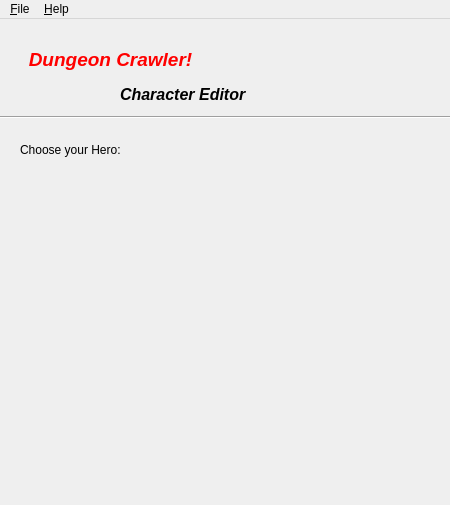
Before: the Qt Designer form Project/DnD_Game/charcreator.ui in ChrisMukherjee/COMP345-Project, drawn with Qt 5.
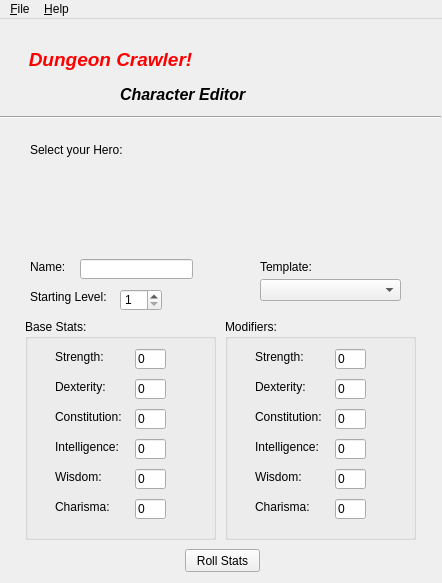
After: the same form once the commit is applied. Icons and pictures are not drawn. Custom widgets are drawn as their Qt base class.

What changed in the file:
```diff
--- a/Project/DnD_Game/charcreator.ui
+++ b/Project/DnD_Game/charcreator.ui
@@ -6,8 +6,8 @@
    <rect>
     <x>0</x>
     <y>0</y>
-    <width>450</width>
-    <height>505</height>
+    <width>442</width>
+    <height>583</height>
    </rect>
   </property>
   <property name="windowTitle">
@@ -45,7 +45,7 @@
      <rect>
       <x>0</x>
       <y>90</y>
-      <width>451</width>
+      <width>441</width>
       <height>16</height>
      </rect>
     </property>
@@ -56,27 +56,562 @@
    <widget class="QLabel" name="spriteLabel">
     <property name="geometry">
      <rect>
-      <x>20</x>
+      <x>30</x>
       <y>120</y>
       <width>101</width>
       <height>21</height>
      </rect>
     </property>
     <property name="text">
-     <string>Choose your Hero:</string>
+     <string>Select your Hero:</string>
     </property>
    </widget>
    <widget class="QLabel" name="sprite1">
     <property name="geometry">
      <rect>
-      <x>50</x>
-      <y>170</y>
+      <x>30</x>
+      <y>150</y>
       <width>64</width>
       <height>64</height>
      </rect>
     </property>
     <property name="text">
      <string/>
+    </property>
+    <property name="pixmap">
+     <pixmap resource="images.qrc">:/images/fighter_sword-profile.png</pixmap>
+    </property>
+   </widget>
+   <widget class="ClickLabel" name="sprite2">
+    <property name="geometry">
+     <rect>
+      <x>110</x>
+      <y>150</y>
+      <width>64</width>
+      <height>64</height>
+     </rect>
+    </property>
+    <property name="text">
+     <string/>
+    </property>
+    <property name="pixmap">
+     <pixmap resource="images.qrc">:/images/fighter_shield-profile.png</pixmap>
+    </property>
+   </widget>
+   <widget class="ClickLabel" name="sprite3">
+    <property name="geometry">
+     <rect>
+      <x>190</x>
+      <y>150</y>
+      <width>64</width>
+      <height>64</height>
+     </rect>
+    </property>
+    <property name="text">
+     <string/>
+    </property>
+    <property name="pixmap">
+     <pixmap resource="images.qrc">:/images/fighter_mace-profile.png</pixmap>
+    </property>
+   </widget>
+   <widget class="ClickLabel" name="sprite4">
+    <property name="geometry">
+     <rect>
+      <x>270</x>
+      <y>150</y>
+      <width>64</width>
+      <height>64</height>
+     </rect>
+    </property>
+    <property name="text">
+     <string/>
+    </property>
+    <property name="pixmap">
+     <pixmap resource="images.qrc">:/images/fighter_heavy-profile.png</pixmap>
+    </property>
+   </widget>
+   <widget class="ClickLabel" name="sprite5">
+    <property name="geometry">
+     <rect>
+      <x>350</x>
+      <y>150</y>
+      <width>64</width>
+      <height>64</height>
+     </rect>
+    </property>
+    <property name="text">
+     <string/>
+    </property>
+    <property name="pixmap">
+     <pixmap resource="images.qrc">:/images/fighter_bow-profile.png</pixmap>
+    </property>
+   </widget>
+   <widget class="QLabel" name="nameLabel">
+    <property name="geometry">
+     <rect>
+      <x>30</x>
+      <y>240</y>
+      <width>51</width>
+      <height>16</height>
+     </rect>
+    </property>
+    <property name="text">
+     <string>Name:</string>
+    </property>
+   </widget>
+   <widget class="QLineEdit" name="nameValue">
+    <property name="geometry">
+     <rect>
+      <x>80</x>
+      <y>240</y>
+      <width>113</width>
+      <height>20</height>
+     </rect>
+    </property>
+   </widget>
+   <widget class="QLabel" name="levelLabel">
+    <property name="geometry">
+     <rect>
+      <x>30</x>
+      <y>270</y>
+      <width>81</width>
+      <height>16</height>
+     </rect>
+    </property>
+    <property name="text">
+     <string>Starting Level:</string>
+    </property>
+   </widget>
+   <widget class="QGroupBox" name="statsBox">
+    <property name="geometry">
+     <rect>
+      <x>25</x>
+      <y>300</y>
+      <width>191</width>
+      <height>221</height>
+     </rect>
+    </property>
+    <property name="title">
+     <string>Base Stats:</string>
+    </property>
+    <widget class="QLabel" name="wisLabel">
+     <property name="geometry">
+      <rect>
+       <x>30</x>
+       <y>150</y>
+       <width>81</width>
+       <height>16</height>
+      </rect>
+     </property>
+     <property name="text">
+      <string>Wisdom:</string>
+     </property>
+    </widget>
+    <widget class="QLabel" name="conLabel">
+     <property name="geometry">
+      <rect>
+       <x>30</x>
+       <y>90</y>
+       <width>81</width>
+       <height>16</height>
+      </rect>
+     </property>
+     <property name="text">
+      <string>Constitution:</string>
+     </property>
+    </widget>
+    <widget class="QLabel" name="chaLabel">
+     <property name="geometry">
+      <rect>
+       <x>30</x>
+       <y>180</y>
+       <width>81</width>
+       <height>16</height>
+      </rect>
+     </property>
+     <property name="text">
+      <string>Charisma:</string>
+     </property>
+    </widget>
+    <widget class="QLabel" name="dexLabel">
+     <property name="geometry">
+      <rect>
+       <x>30</x>
+       <y>60</y>
+       <width>81</width>
+       <height>16</height>
+      </rect>
+     </property>
+     <property name="text">
+      <string>Dexterity:</string>
+     </property>
+    </widget>
+    <widget class="QLabel" name="intLabel">
+     <property name="geometry">
+      <rect>
+       <x>30</x>
+       <y>120</y>
+       <width>81</width>
+       <height>16</height>
+      </rect>
+     </property>
+     <property name="text">
+      <string>Intelligence:</string>
+     </property>
+    </widget>
+    <widget class="QLabel" name="strLabel">
+     <property name="geometry">
+      <rect>
+       <x>30</x>
+       <y>30</y>
+       <width>81</width>
+       <height>16</height>
+      </rect>
+     </property>
+     <property name="text">
+      <string>Strength:</string>
+     </property>
+    </widget>
+    <widget class="QLineEdit" name="strValue">
+     <property name="geometry">
+      <rect>
+       <x>110</x>
+       <y>30</y>
+       <width>31</width>
+       <height>20</height>
+      </rect>
+     </property>
+     <property name="inputMask">
+      <string>##</string>
+     </property>
+     <property name="text">
+      <string>0</string>
+     </property>
+    </widget>
+    <widget class="QLineEdit" name="dexValue">
+     <property name="geometry">
+      <rect>
+       <x>110</x>
+       <y>60</y>
+       <width>31</width>
+       <height>20</height>
+      </rect>
+     </property>
+     <property name="inputMask">
+      <string>##</string>
+     </property>
+     <property name="text">
+      <string>0</string>
+     </property>
+    </widget>
+    <widget class="QLineEdit" name="conValue">
+     <property name="geometry">
+      <rect>
+       <x>110</x>
+       <y>90</y>
+       <width>31</width>
+       <height>20</height>
+      </rect>
+     </property>
+     <property name="inputMask">
+      <string>##</string>
+     </property>
+     <property name="text">
+      <string>0</string>
+     </property>
+    </widget>
+    <widget class="QLineEdit" name="intValue">
+     <property name="geometry">
+      <rect>
+       <x>110</x>
+       <y>120</y>
+       <width>31</width>
+       <height>20</height>
+      </rect>
+     </property>
+     <property name="inputMask">
+      <string>##</string>
+     </property>
+     <property name="text">
+      <string>0</string>
+     </property>
+    </widget>
+    <widget class="QLineEdit" name="wisValue">
+     <property name="geometry">
+      <rect>
+       <x>110</x>
+       <y>150</y>
+       <width>31</width>
+       <height>20</height>
+      </rect>
+     </property>
+     <property name="inputMask">
+      <string>##</string>
+     </property>
+     <property name="text">
+      <string>0</string>
+     </property>
+    </widget>
+    <widget class="QLineEdit" name="chaValue">
+     <property name="geometry">
+      <rect>
+       <x>110</x>
+       <y>180</y>
+       <width>31</width>
+       <height>20</height>
+      </rect>
+     </property>
+     <property name="inputMask">
+      <string>##</string>
+     </property>
+     <property name="text">
+      <string>0</string>
+     </property>
+    </widget>
+   </widget>
+   <widget class="QLabel" name="templateLabel">
+    <property name="geometry">
+     <rect>
+      <x>260</x>
+      <y>240</y>
+      <width>71</width>
+      <height>16</height>
+     </rect>
+    </property>
+    <property name="text">
+     <string>Template:</string>
+    </property>
+   </widget>
+   <widget class="QComboBox" name="templateCombo">
+    <property name="geometry">
+     <rect>
+      <x>260</x>
+      <y>260</y>
+      <width>141</width>
+      <height>22</height>
+     </rect>
+    </property>
+   </widget>
+   <widget class="QSpinBox" name="levelValue">
+    <property name="geometry">
+     <rect>
+      <x>120</x>
+      <y>270</y>
+      <width>42</width>
+      <height>22</height>
+     </rect>
+    </property>
+    <property name="toolTip">
+     <string>Between 1 and 99</string>
+    </property>
+    <property name="minimum">
+     <number>1</number>
+    </property>
+    <property name="maximum">
+     <number>99</number>
+    </property>
+    <property name="value">
+     <number>1</number>
+    </property>
+   </widget>
+   <widget class="QGroupBox" name="statsBox_2">
+    <property name="geometry">
+     <rect>
+      <x>225</x>
+      <y>300</y>
+      <width>191</width>
+      <height>221</height>
+     </rect>
+    </property>
+    <property name="title">
+     <string>Modifiers:</string>
+    </property>
+    <widget class="QLabel" name="wisLabel_2">
+     <property name="geometry">
+      <rect>
+       <x>30</x>
+       <y>150</y>
+       <width>81</width>
+       <height>16</height>
+      </rect>
+     </property>
+     <property name="text">
+      <string>Wisdom:</string>
+     </property>
+    </widget>
+    <widget class="QLabel" name="conLabel_2">
+     <property name="geometry">
+      <rect>
+       <x>30</x>
+       <y>90</y>
+       <width>81</width>
+       <height>16</height>
+      </rect>
+     </property>
+     <property name="text">
+      <string>Constitution:</string>
+     </property>
+    </widget>
+    <widget class="QLabel" name="chaLabel_2">
+     <property name="geometry">
+      <rect>
+       <x>30</x>
+       <y>180</y>
+       <width>81</width>
+       <height>16</height>
+      </rect>
+     </property>
+     <property name="text">
+      <string>Charisma:</string>
+     </property>
+    </widget>
+    <widget class="QLabel" name="dexLabel_2">
+     <property name="geometry">
+      <rect>
+       <x>30</x>
+       <y>60</y>
+       <width>81</width>
+       <height>16</height>
+      </rect>
+     </property>
+     <property name="text">
+      <string>Dexterity:</string>
+     </property>
+    </widget>
+    <widget class="QLabel" name="intLabel_2">
+     <property name="geometry">
+      <rect>
+       <x>30</x>
+       <y>120</y>
+       <width>81</width>
+       <height>16</height>
+      </rect>
+     </property>
+     <property name="text">
+      <string>Intelligence:</string>
+     </property>
+    </widget>
+    <widget class="QLabel" name="strLabel_2">
+     <property name="geometry">
+      <rect>
+       <x>30</x>
+       <y>30</y>
+       <width>81</width>
+       <height>16</height>
+      </rect>
+     </property>
+     <property name="text">
+      <string>Strength:</string>
+     </property>
+    </widget>
+    <widget class="QLineEdit" name="strValue_2">
+     <property name="geometry">
+      <rect>
+       <x>110</x>
+       <y>30</y>
+       <width>31</width>
+       <height>20</height>
+      </rect>
+     </property>
+     <property name="inputMask">
+      <string>##</string>
+     </property>
+     <property name="text">
+      <string>0</string>
+     </property>
+    </widget>
+    <widget class="QLineEdit" name="dexValue_2">
+     <property name="geometry">
+      <rect>
+       <x>110</x>
+       <y>60</y>
+       <width>31</width>
+       <height>20</height>
+      </rect>
+     </property>
+     <property name="inputMask">
+      <string>##</string>
+     </property>
+     <property name="text">
+      <string>0</string>
+     </property>
+    </widget>
+    <widget class="QLineEdit" name="conValue_2">
+     <property name="geometry">
+      <rect>
+       <x>110</x>
+       <y>90</y>
+       <width>31</width>
+       <height>20</height>
+      </rect>
+     </property>
+     <property name="inputMask">
+      <string>##</string>
+     </property>
+     <property name="text">
+      <string>0</string>
+     </property>
+    </widget>
+    <widget class="QLineEdit" name="intValue_2">
+     <property name="geometry">
+      <rect>
+       <x>110</x>
+       <y>120</y>
+       <width>31</width>
+       <height>20</height>
+      </rect>
+     </property>
+     <property name="inputMask">
+      <string>##</string>
+     </property>
+     <property name="text">
+      <string>0</string>
+     </property>
+    </widget>
+    <widget class="QLineEdit" name="wisValue_2">
+     <property name="geometry">
+      <rect>
+       <x>110</x>
+       <y>150</y>
+       <width>31</width>
+       <height>20</height>
+      </rect>
+     </property>
+     <property name="inputMask">
+      <string>##</string>
+     </property>
+     <property name="text">
+      <string>0</string>
+     </property>
+    </widget>
+    <widget class="QLineEdit" name="chaValue_2">
+     <property name="geometry">
+      <rect>
+       <x>110</x>
+       <y>180</y>
+       <width>31</width>
+       <height>20</height>
+      </rect>
+     </property>
+     <property name="inputMask">
+      <string>##</string>
+     </property>
+     <property name="text">
+      <string>0</string>
+     </property>
+    </widget>
+   </widget>
+   <widget class="QPushButton" name="rollButton">
+    <property name="geometry">
+     <rect>
+      <x>185</x>
+      <y>530</y>
+      <width>75</width>
+      <height>23</height>
+     </rect>
+    </property>
+    <property name="text">
+     <string>Roll Stats</string>
     </property>
    </widget>
   </widget>
@@ -85,7 +620,7 @@
     <rect>
      <x>0</x>
      <y>0</y>
-     <width>450</width>
+     <width>442</width>
      <height>21</height>
     </rect>
    </property>
@@ -156,6 +691,15 @@
    </property>
   </action>
  </widget>
- <resources/>
+ <customwidgets>
+  <customwidget>
+   <class>ClickLabel</class>
+   <extends>QLabel</extends>
+   <header>clicklabel.h</header>
+  </customwidget>
+ </customwidgets>
+ <resources>
+  <include location="images.qrc"/>
+ </resources>
  <connections/>
 </ui>
```
Left out of the diff: 9 changed lines with no effect on the pictures.
